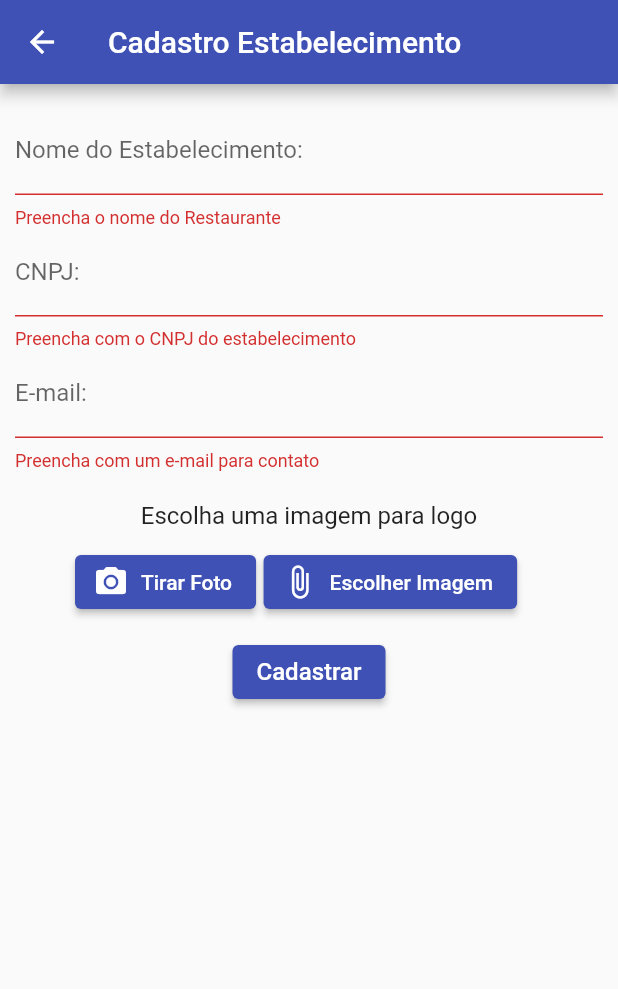
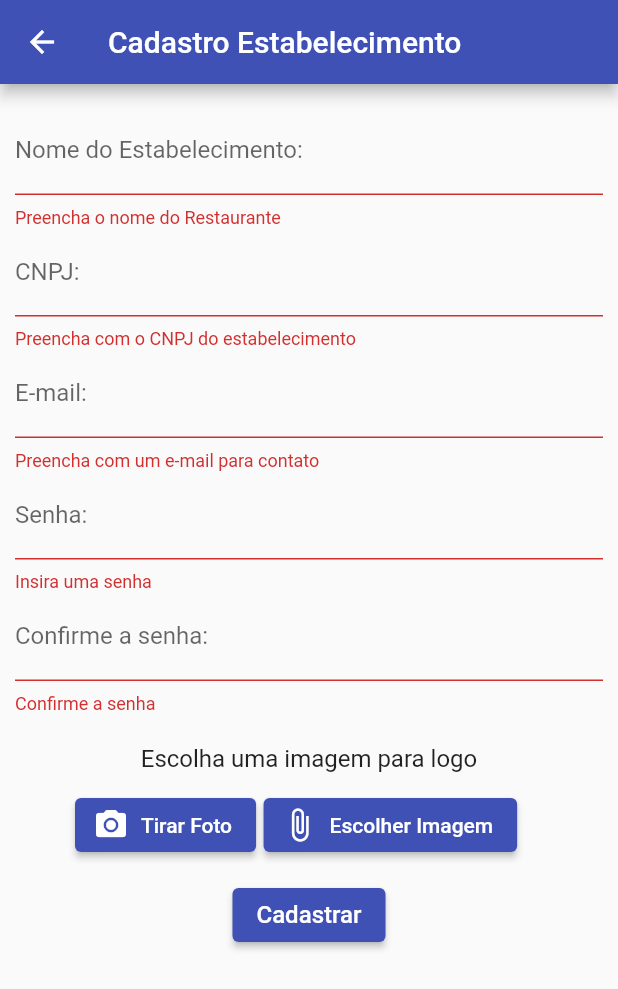
Before and after one commit to rafael-emidio/app-pesquisa-PDM, a Flutter app: the CadastroEstabelecimento screen opened directly, after a tap on "Cadastrar", on a phone screen of 412 x 824 dp. Shown: the top 989 px of the screen. Run offline on Flutter 3.47's test engine with Material 2 defaults, Android fonts, the phone set to English and light mode, and no system bars; our stand-ins replace brasil_fields, cloud_firestore, firebase_analytics, firebase_auth, firebase_core, firebase_storage and 5 more; missing offline and left inert: camera_camera; accounts and stored records are empty.

Commit message:
cadastro usuario e restaurante upload de imagem

```diff
--- a/lib/main.dart
+++ b/lib/main.dart
@@ -21,7 +21,7 @@ class AppPesquisa extends StatelessWidget {
   // This widget is the root of your application.
   @override
   Widget build(BuildContext context) {
-    return MaterialApp(
+    return GetMaterialApp(
       title: 'Pesquisas de Satisfação',
       debugShowCheckedModeBanner: false,
       theme: ThemeData(
--- a/lib/models/cadEstabelecimentoModel.dart
+++ b/lib/models/cadEstabelecimentoModel.dart
@@ -4,9 +4,10 @@ class CadEstabelecimentoModel {
   String cnpj;
   String url;
   String email;
+  String senha;
 
   CadEstabelecimentoModel(
-      {this.id, this.nome, this.cnpj, this.url, this.email});
+      {this.id, this.nome, this.cnpj, this.url, this.email, this.senha});
 
   //apenas para printar, retirar depois
   String toString() {
@@ -17,6 +18,8 @@ class CadEstabelecimentoModel {
         "\nUrl da logo: " +
         this.url +
         "\nEmail: " +
-        this.email;
+        this.email +
+        "\nSenha: " +
+        this.senha;
   }
 }
--- a/lib/pages/cadastroEstabelecimento.dart
+++ b/lib/pages/cadastroEstabelecimento.dart
@@ -1,15 +1,16 @@
 import 'dart:io';
 import 'dart:ui';
+import 'package:app_pesquisa_pdm/services/auth_service.dart';
 import 'package:app_pesquisa_pdm/widget/ExibeImage.dart';
 import 'package:brasil_fields/brasil_fields.dart';
 import 'package:flutter/material.dart';
 import 'package:flutter/services.dart';
 import 'package:get/get.dart';
 import 'ImagePreview.dart';
-import 'login.dart';
 import '../models/cadEstabelecimentoModel.dart';
 import 'package:image_picker/image_picker.dart';
 import 'package:camera_camera/camera_camera.dart';
+import 'checkauth.dart';
 
 class CadastroEstabelecimento extends StatefulWidget {
   @override
@@ -21,6 +22,9 @@ class _CadastroEstabelecimento extends State<CadastroEstabelecimento> {
   TextEditingController _cnpjInputController = TextEditingController();
   TextEditingController _urlInputController = TextEditingController();
   TextEditingController _emailInputController = TextEditingController();
+  TextEditingController _senhaInputController = TextEditingController();
+  TextEditingController _confirmaSenhaInputController = TextEditingController();
+
   final _formKey = GlobalKey<FormState>();
 
   File arquivo;
@@ -101,6 +105,37 @@ class _CadastroEstabelecimento extends State<CadastroEstabelecimento> {
                   return null;
                 },
               ),
+            TextFormField(
+                controller: _senhaInputController,
+                obscureText: true,
+                decoration: InputDecoration(labelText: 'Senha:'),
+                validator: (_senhaInputController) {
+                  if (_senhaInputController == null ||
+                  _senhaInputController.isEmpty) {
+                    return 'Insira uma senha';
+                  }
+                  if (_senhaInputController.length < 6) {
+                    return 'Insira uma senha com no mínimo 6 caracteres';
+                  }
+                  return null;
+                }
+            ),
+              TextFormField(
+                  controller: _confirmaSenhaInputController,
+                  obscureText: true,
+                  decoration: InputDecoration(labelText: 'Confirme a senha:'),
+                  validator: (_confirmaSenhaInputController) {
+                    if (_confirmaSenhaInputController == null ||
+                    _confirmaSenhaInputController.isEmpty) {
+                      return 'Confirme a senha';
+                    }
+                    if (_senhaInputController.text !=
+                        _confirmaSenhaInputController) {
+                      return 'As senha não coincidem, tente novamente';
+                    }
+                    return null;
+                  },
+              ),
               Padding(
                 padding: const EdgeInsets.only(top: 20),
                 child: Text(
@@ -143,16 +178,21 @@ class _CadastroEstabelecimento extends State<CadastroEstabelecimento> {
                     ),
                     onPressed: () {
                       final isValid = _formKey.currentState.validate();
+
                       if (isValid) {
-                        _gravar();
+                        if (arquivo != null){
+                          _gravarEstabelecimento();
                           _formKey.currentState.save();
-                        Navigator.push(
+                          Navigator.pop(
                             context,
                             MaterialPageRoute(
                               builder: (BuildContext context) =>
-                                LoginPage(), // redireciona para página de login
+                                  CheckAuth(), // redireciona para página de login
                             ),
                           );
+                        }else{
+                          error(context);
+                        }
                       }
                     },
                   )
@@ -165,13 +205,38 @@ class _CadastroEstabelecimento extends State<CadastroEstabelecimento> {
     );
   }
 
-  void _gravar() {
+  void _gravarEstabelecimento() async{
+    Future<String> url;
     CadEstabelecimentoModel novoEstabelecimento = CadEstabelecimentoModel(
       nome: _nomeInputController.text,
       cnpj: _cnpjInputController.text,
-      url: _urlInputController.text,
+      url: arquivo.path,
       email: _emailInputController.text,
+        senha: _senhaInputController.text
     );
-    print(novoEstabelecimento); //apenas para printar, retirar depois
+    AuthService.to.criarEstabelecimento(novoEstabelecimento, arquivo);
   }
+  error(BuildContext context) {
+    // exibe o dialog
+    showDialog(
+      context: context,
+      builder: (BuildContext context) {
+        return AlertDialog(
+          title: Text("Selecione uma imagem para a logo do estabelecimento"),
+          actions: [
+            TextButton(
+              // ignore: missing_required_param
+              child: ElevatedButton(
+                child: Text("OK"),
+                onPressed: () {
+                  Navigator.of(context).pop(false);
+                },
+              ),
+            ),
+          ],
+        );
+      },
+    ); // showDialog
   }
+
+}
--- a/lib/pages/cadastroUsuario.dart
+++ b/lib/pages/cadastroUsuario.dart
@@ -139,6 +139,6 @@ class _CadastroUsuario extends State<CadastroUsuario> {
       _confirmaSenhaInputController.text,
     );
     print(novoUsuario); //apenas para printar, retirar depois
-    AuthService.to.criarUsuario(_emailInputController.text, _senhaInputController.text);
+    AuthService.to.criarUsuario(_emailInputController.text, _senhaInputController.text, _nomeInputController.text);
   }
 }
--- a/lib/pages/login.dart
+++ b/lib/pages/login.dart
@@ -99,7 +99,7 @@ class LoginPage extends StatelessWidget {
                         context,
                         MaterialPageRoute(
                           builder: (BuildContext context) =>
-                              PaginaInicial(), // redireciona para página de login
+                              PaginaInicial(), // redireciona para página inicial
                         ),
                       );
                     }
@@ -130,7 +130,7 @@ class LoginPage extends StatelessWidget {
                 alignment: Alignment.center,
                 child: FlatButton(
                   child: Text(
-                    "Solicitar cadastro de estabelecimento",
+                    "Cadastrar estabelecimento",
                     style: TextStyle(color: Colors.indigo, fontSize: 16),
                   ),
                   onPressed: () {
--- a/pubspec.yaml
+++ b/pubspec.yaml
@@ -30,9 +30,13 @@ dependencies:
   hive: ^2.0.0
   path_provider: ^2.0.1
   sqflite: ^1.3.0
+
   firebase_core: ^1.0.2
   firebase_auth: ^1.0.1
   cloud_firestore: ^1.0.2
+  firebase_storage: ^8.0.6
+  firebase_analytics: ^8.0.4
+
   rflutter_alert: ^1.0.3
   random_string: ^2.1.0
   camera_camera: ^2.0.1
```
Also changed, not shown: lib/services/auth_service.dart (+51 -3 lines), pubspec.lock. Lines whose indentation alone changed are shown as unchanged.
